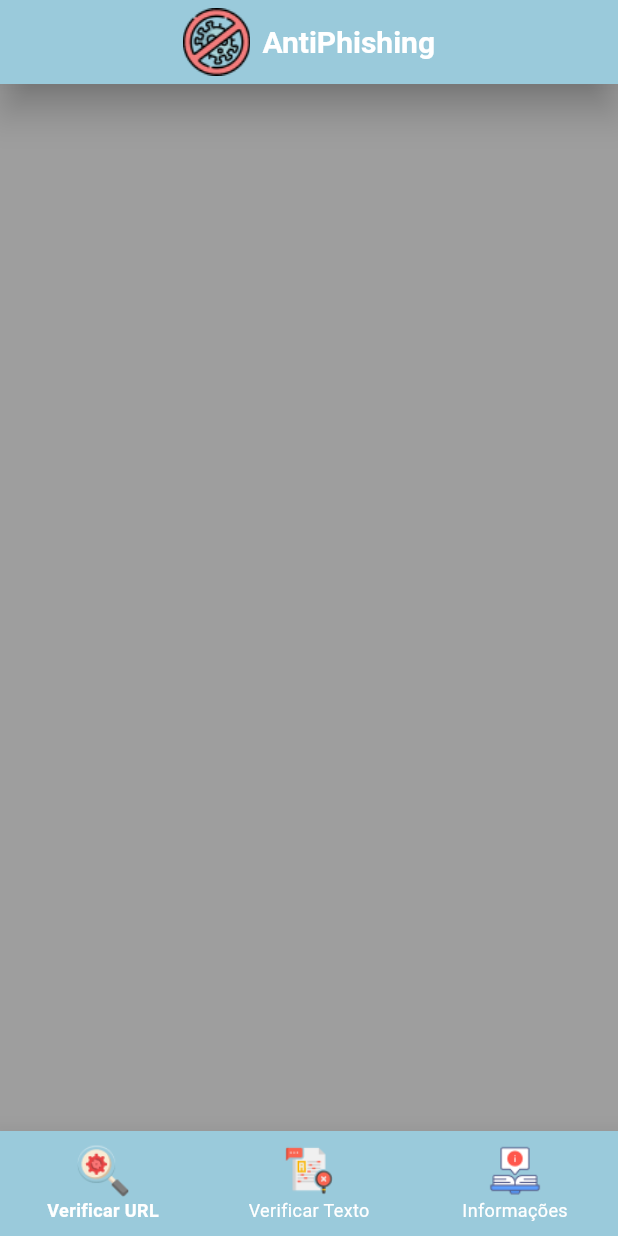
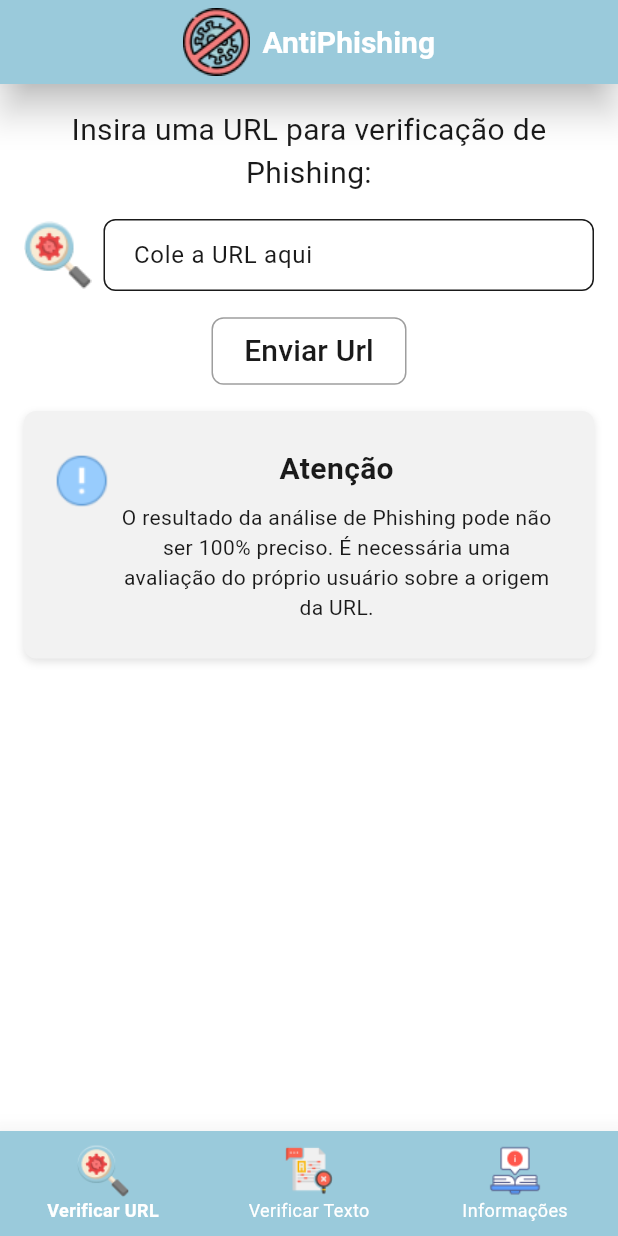
Before and after one commit to AccFerreira/AntiPhishing, a Flutter app: the screen it shows after launch, on a phone screen of 412 x 824 dp. Run offline on Flutter 3.47's test engine with Material 3 defaults, Android fonts, the phone set to English and light mode, and no system bars; our stand-ins replace flutter_bloc, get_it, injectable.

Commit message:
tela de informações e inicio da tela de url

```diff
--- a/lib/data/verified/repositories/verified_repository_impl.dart
+++ b/lib/data/verified/repositories/verified_repository_impl.dart
@@ -1,6 +1,7 @@
 import 'dart:convert';
 
 import 'package:antiphishing/domain/verified/repository/verified_repository.dart';
+import 'package:http/http.dart' as http;
 
 class VerifiedRepositoryImpl extends VerifiedRepository {
   static const apiKey = "AIzaSyD4gdHhlJqFAUBQ_Zm5cfZmbp_-gxYQqjI";
--- a/lib/presentation/constants/app_colors.dart
+++ b/lib/presentation/constants/app_colors.dart
@@ -5,6 +5,7 @@ class AppColors {
   static const Color black = Color(0xFF000000);
   static const Color primaryColor = Color(0xFF9ACADB);
   static const Color grey9E = Color(0xFF9E9E9E);
+  static const Color  greyF2 = Color(0xFFF2F2F2);
   static const Color grey1A = Color(0xFF1A1A1A);
   static const Color error30 = Color(0xFF930018);
 }
--- a/lib/presentation/constants/app_text.dart
+++ b/lib/presentation/constants/app_text.dart
@@ -10,8 +10,11 @@ class AppText {
   static const String verifiedText = "Verificar Texto";
   static const String verifiedUrl = "Verificar URL";
   static const String information = "Informações";
+  static const String pasteUrl = "Cole a URL aqui";
 
   static const String warningText =
+      "O resultado da análise de Phishing pode não ser 100% preciso. É necessária uma avaliação do próprio usuário sobre a origem do texto.";
+  static const String warningUrl =
       "O resultado da análise de Phishing pode não ser 100% preciso. É necessária uma avaliação do próprio usuário sobre a origem da URL.";
   static const String whatIsPhishing = "O que é phishing?";
   static const String whatIsPhishingDescription =
--- a/lib/presentation/screens/main/main_screen.dart
+++ b/lib/presentation/screens/main/main_screen.dart
@@ -1,8 +1,10 @@
 import 'package:antiphishing/di/inherited_widget_dependencies.dart';
+import 'package:antiphishing/presentation/screens/information/information_entry.dart';
 import 'package:antiphishing/presentation/screens/main/main_bloc.dart';
 import 'package:antiphishing/presentation/screens/main/widgets/bottom_navigation_item.dart';
 import 'package:antiphishing/presentation/screens/main/widgets/main_bottom_navigation.dart';
 import 'package:antiphishing/presentation/screens/navigator/navigators_controller.dart';
+import 'package:antiphishing/presentation/screens/verified_orthography/verified_orthography_entry.dart';
 import 'package:antiphishing/presentation/screens/verified_url/verified_url_entry.dart';
 import 'package:antiphishing/presentation/shared/on_context_ready.dart';
 import 'package:flutter/material.dart';
@@ -68,13 +70,9 @@ class _MainScreenState extends State<MainScreen> with OnContextReady {
       case BottomNavigationItem.verifiedUrl:
         return const VerifiedUrlEntry();
       case BottomNavigationItem.verifiedText:
-        return Container(
-          color: Colors.pink,
-        );
+        return const VerifiedOrthographyEntry();
       case BottomNavigationItem.info:
-        return Container(
-          color: Colors.yellow,
-        );
+        return const InformationEntry();
     }
   }
 }
--- a/lib/presentation/screens/verified_url/verified_url_screen.dart
+++ b/lib/presentation/screens/verified_url/verified_url_screen.dart
@@ -1,16 +1,81 @@
 import 'package:antiphishing/presentation/constants/app_colors.dart';
+import 'package:antiphishing/presentation/constants/app_text.dart';
+import 'package:antiphishing/presentation/constants/app_webp.dart';
 import 'package:antiphishing/presentation/widgets/app_bar/anti_phishing_app_bar.dart';
+import 'package:antiphishing/presentation/widgets/default_button.dart';
+import 'package:antiphishing/presentation/widgets/information_card.dart';
 import 'package:flutter/material.dart';
 
-class VerifiedUrlScreen extends StatelessWidget {
+class VerifiedUrlScreen extends StatefulWidget {
+  const VerifiedUrlScreen({super.key});
 
-  const VerifiedUrlScreen({super.key});
+  @override
+  State<VerifiedUrlScreen> createState() => _VerifiedUrlScreenState();
+}
+
+class _VerifiedUrlScreenState extends State<VerifiedUrlScreen> {
+  final TextEditingController _urlController = TextEditingController();
+
+  @override
+  void dispose() {
+    _urlController.dispose();
+    super.dispose();
+  }
 
   @override
   Widget build(BuildContext context) {
     return Scaffold(
       appBar: const AntiPhishingAppBar(),
-      body: Container(color: AppColors.grey9E,),
+      body: Padding(
+        padding: const EdgeInsets.all(16.0),
+        child: SingleChildScrollView(
+          child: Column(
+            mainAxisAlignment: MainAxisAlignment.center,
+            mainAxisSize: MainAxisSize.min,
+            children: [
+              const Text(
+                AppText.insertUrl,
+                textAlign: TextAlign.center,
+                style: TextStyle(color: AppColors.grey1A, fontSize: 20.0),
+              ),
+              const SizedBox(height: 16.0),
+              Row(
+                children: [
+                  Image.asset(AppWebp.searchIcon, width: 45, height: 45),
+                  const SizedBox(width: 8.0),
+                  Expanded(
+                    child: TextField(
+                      controller: _urlController,
+                      decoration: InputDecoration(
+                        hintText: AppText.pasteUrl,
+                        border: OutlineInputBorder(
+                          borderRadius: BorderRadius.circular(8.0),
+                        ),
+                        contentPadding: const EdgeInsets.symmetric(
+                          vertical: 12.0,
+                          horizontal: 16.0,
+                        ),
+                      ),
+                      keyboardType: TextInputType.url,
+                    ),
+                  ),
+                ],
+              ),
+              const SizedBox(height: 16.0),
+              DefaultButton(
+                onTap: () {},
+                text: AppText.sendUrl,
+              ),
+              const SizedBox(height: 16.0),
+              const InformationCard(
+                title: AppText.warning,
+                description: AppText.warningUrl,
+                imageUrl: AppWebp.alertIcon,
+              ),
+            ],
+          ),
+        ),
+      ),
     );
   }
 }
--- /dev/null
+++ b/lib/presentation/widgets/default_button.dart
@@ -0,0 +1,36 @@
+import 'package:antiphishing/presentation/constants/app_colors.dart';
+import 'package:flutter/material.dart';
+
+class DefaultButton extends StatelessWidget {
+  final VoidCallback? onTap;
+  final String text;
+
+  const DefaultButton({
+    super.key,
+    required this.onTap,
+    required this.text,
+  });
+
+  @override
+  Widget build(BuildContext context) {
+    return TextButton(
+      onPressed: onTap,
+      style: TextButton.styleFrom(
+        overlayColor: AppColors.greyF2,
+        shape: RoundedRectangleBorder(
+          borderRadius: BorderRadius.circular(8.0),
+          side: const BorderSide(color: AppColors.grey9E),
+        ),
+        minimumSize: const Size(130, 40),
+        padding: const EdgeInsets.all(8.0),
+      ),
+      child: Text(
+        text,
+        style: const TextStyle(
+          fontSize: 20.0,
+          color: AppColors.grey1A,
+        ),
+      ),
+    );
+  }
+}
--- /dev/null
+++ b/lib/presentation/widgets/information_card.dart
@@ -0,0 +1,66 @@
+import 'package:antiphishing/presentation/constants/app_colors.dart';
+import 'package:flutter/material.dart';
+
+class InformationCard extends StatelessWidget {
+  final String title;
+  final String description;
+  final String imageUrl;
+
+  const InformationCard({
+    Key? key,
+    required this.title,
+    required this.description,
+    required this.imageUrl,
+  }) : super(key: key);
+
+  @override
+  Widget build(BuildContext context) {
+    return Container(
+      padding: const EdgeInsets.only(top: 8.0, bottom: 8.0, right: 8.0),
+      decoration: BoxDecoration(
+        color: AppColors.greyF2,
+        borderRadius: BorderRadius.circular(8.0),
+        boxShadow: [
+          BoxShadow(
+            color: Colors.grey.withOpacity(0.3),
+            blurRadius: 4,
+            offset: const Offset(0, 2),
+          ),
+        ],
+      ),
+      child: Padding(
+        padding: const EdgeInsets.all(16.0),
+        child: Row(
+          crossAxisAlignment: CrossAxisAlignment.start,
+          children: [
+            Image.asset(imageUrl, width: 45, height: 45),
+            Expanded(
+              child: Column(
+                children: [
+                  Text(
+                    title,
+                    textAlign: TextAlign.center,
+                    style: const TextStyle(
+                      fontSize: 20.0,
+                      fontWeight: FontWeight.bold,
+                      color: AppColors.grey1A,
+                    ),
+                  ),
+                  const SizedBox(height: 8.0),
+                  Text(
+                    description,
+                    textAlign: TextAlign.center,
+                    style: const TextStyle(
+                      fontSize: 14.0,
+                      color: AppColors.grey1A,
+                    ),
+                  ),
+                ],
+              ),
+            ),
+          ],
+        ),
+      ),
+    );
+  }
+}
```
Also changed, not shown: lib/presentation/screens/information/information_entry.dart (added, +13 -0 lines), lib/presentation/screens/information/information_screen.dart (added, +41 -0 lines), lib/presentation/screens/verified_orthography/verified_orthography_bloc.dart (added, +10 -0 lines), lib/presentation/screens/verified_orthography/verified_orthography_entry.dart (added, +21 -0 lines), lib/presentation/screens/verified_orthography/verified_orthography_screen.dart (added, +16 -0 lines), lib/presentation/widgets/verification_result_modal.dart (added, +51 -0 lines).
